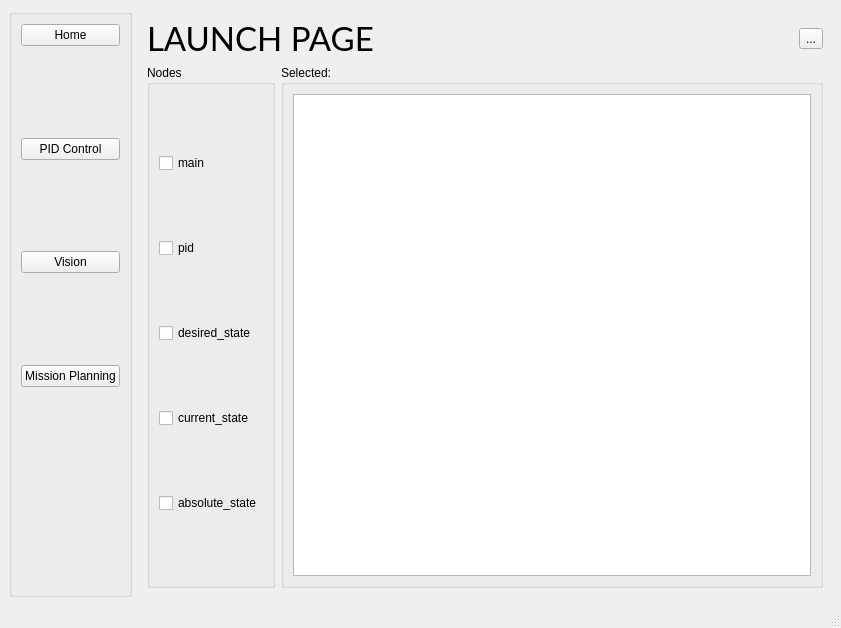
Above: ui/mainwindow.ui from ayuyamo/gui-robot before the change. Below: the same form after it.
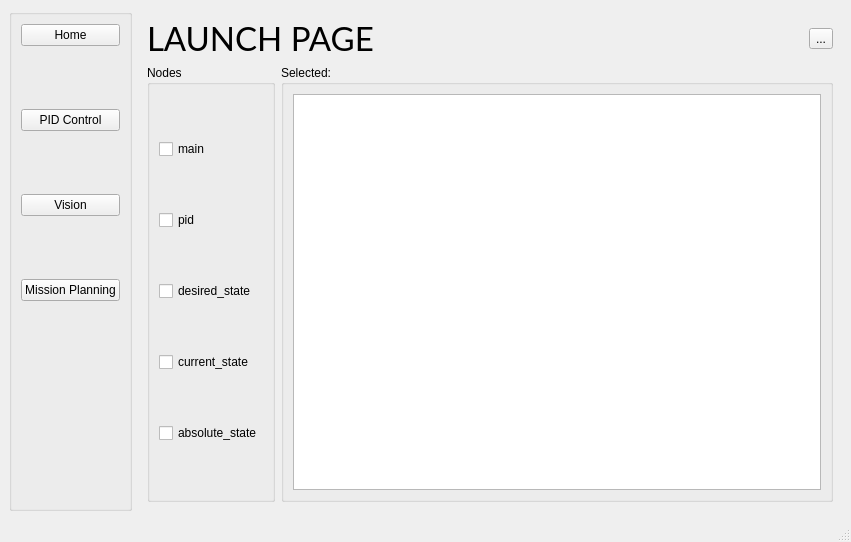
That is the form after the change.

Commit message: clean up code in launch page

Diff of the .ui file:
```diff
--- a/ui/mainwindow.ui
+++ b/ui/mainwindow.ui
@@ -6,8 +6,8 @@
    <rect>
     <x>0</x>
     <y>0</y>
-    <width>841</width>
-    <height>628</height>
+    <width>851</width>
+    <height>542</height>
    </rect>
   </property>
   <property name="windowTitle">
```
Left out of the diff: 2 changed lines with no effect on the pictures. The commit also changes 2 other files.
